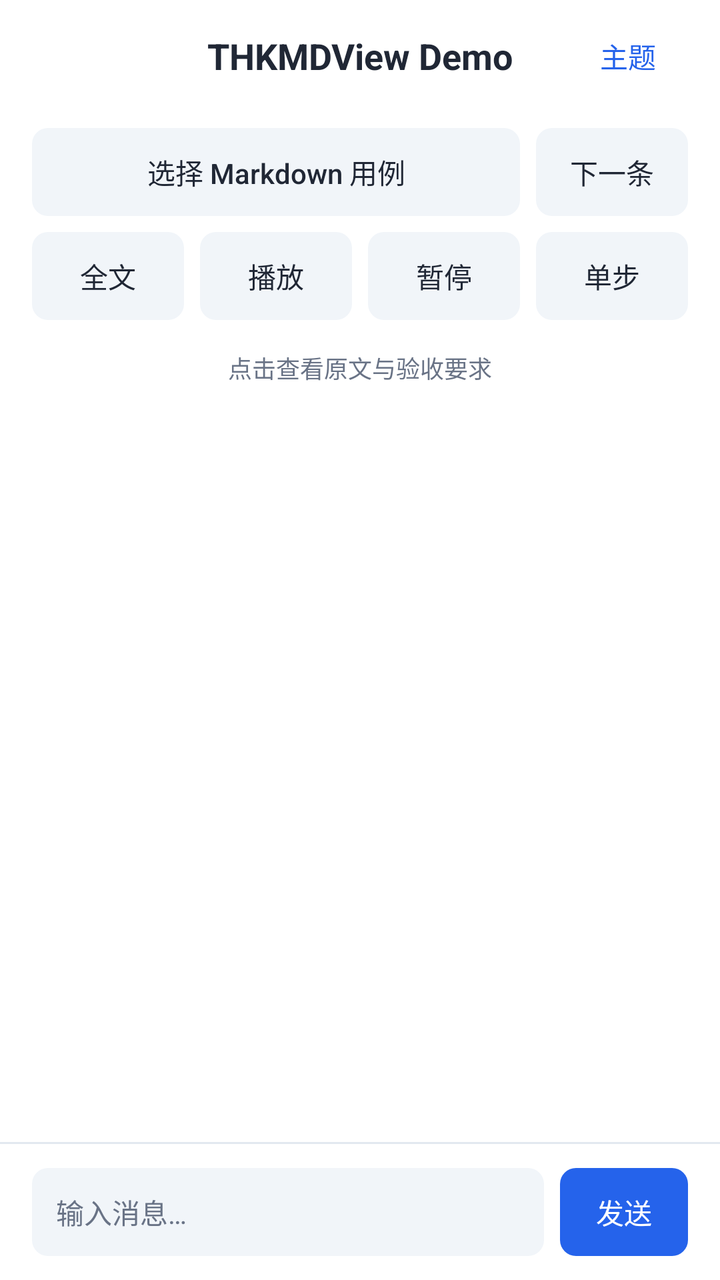
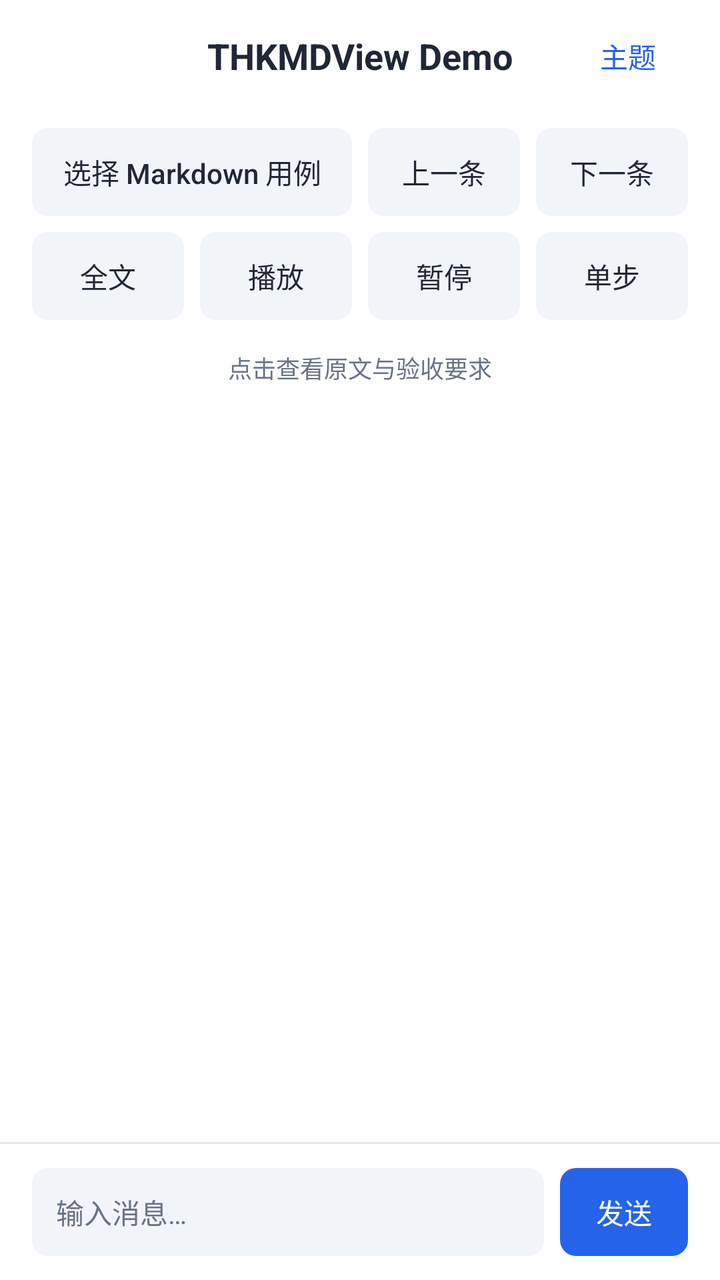

The first picture is an Android layout as it rendered before a commit; the second is the same layout after the commit. The layout source and the unified diff follow.
<!-- AndroidManifest.xml: application theme Theme.THKMDViewSample -->
<!-- res/layout/activity_main.xml -->
<?xml version="1.0" encoding="utf-8"?>
<androidx.constraintlayout.widget.ConstraintLayout xmlns:android="http://schemas.android.com/apk/res/android"
    xmlns:app="http://schemas.android.com/apk/res-auto"
    android:layout_width="match_parent"
    android:layout_height="match_parent">

    <FrameLayout
        android:id="@+id/toolbar"
        android:layout_width="0dp"
        android:layout_height="56dp"
        android:background="@color/demo_surface"
        android:elevation="0dp"
        app:layout_constraintTop_toTopOf="parent"
        app:layout_constraintStart_toStartOf="parent"
        app:layout_constraintEnd_toEndOf="parent">
        <TextView android:layout_width="match_parent" android:layout_height="match_parent" android:layout_marginHorizontal="80dp" android:gravity="center" android:text="@string/app_title" android:textSize="@dimen/demo_title" android:textColor="@color/demo_ink" android:textStyle="bold" android:maxLines="1" android:ellipsize="end" />
        <androidx.appcompat.widget.AppCompatButton android:id="@+id/themeButton" style="@style/DemoButton" android:layout_width="60dp" android:layout_height="44dp" android:layout_gravity="end|center_vertical" android:layout_marginEnd="16dp" android:background="@android:color/transparent" android:textColor="@color/demo_accent" android:text="主题" />
    </FrameLayout>

    <LinearLayout
        android:id="@+id/fixtureControls"
        android:layout_width="0dp"
        android:layout_height="wrap_content"
        android:orientation="vertical"
        android:paddingHorizontal="16dp"
        android:paddingTop="8dp"
        app:layout_constraintTop_toBottomOf="@id/toolbar"
        app:layout_constraintStart_toStartOf="parent"
        app:layout_constraintEnd_toEndOf="parent">
        <LinearLayout android:layout_width="match_parent" android:layout_height="wrap_content" android:orientation="horizontal">
            <androidx.appcompat.widget.AppCompatButton style="@style/DemoButton" android:id="@+id/selectFixture" android:layout_width="0dp" android:layout_weight="1" android:layout_height="44dp" android:maxLines="1" android:ellipsize="end" android:text="选择 Markdown 用例" />
            <androidx.appcompat.widget.AppCompatButton style="@style/DemoButton" android:id="@+id/fixtureNext" android:layout_width="76dp" android:layout_height="44dp" android:layout_marginStart="8dp" android:enabled="false" android:text="下一条" />
        </LinearLayout>
        <LinearLayout android:layout_width="match_parent" android:layout_height="wrap_content" android:layout_marginTop="8dp" android:orientation="horizontal">
            <androidx.appcompat.widget.AppCompatButton style="@style/DemoButton" android:id="@+id/fixtureFull" android:layout_width="0dp" android:layout_weight="1" android:layout_height="44dp" android:layout_marginStart="0dp" android:text="全文" />
            <androidx.appcompat.widget.AppCompatButton style="@style/DemoButton" android:id="@+id/fixturePlay" android:layout_width="0dp" android:layout_weight="1" android:layout_height="44dp" android:layout_marginStart="8dp" android:text="播放" />
            <androidx.appcompat.widget.AppCompatButton style="@style/DemoButton" android:id="@+id/fixturePause" android:layout_width="0dp" android:layout_weight="1" android:layout_height="44dp" android:layout_marginStart="8dp" android:text="暂停" />
            <androidx.appcompat.widget.AppCompatButton style="@style/DemoButton" android:id="@+id/fixtureStep" android:layout_width="0dp" android:layout_weight="1" android:layout_height="44dp" android:layout_marginStart="8dp" android:text="单步" />
        </LinearLayout>
        <TextView android:id="@+id/fixtureStatus" android:layout_width="match_parent" android:layout_height="48dp" android:gravity="center" android:textSize="@dimen/demo_caption" android:textColor="@color/demo_muted" android:maxLines="2" android:text="点击查看原文与验收要求" />
    </LinearLayout>

    <androidx.recyclerview.widget.RecyclerView
        android:id="@+id/messageList"
        android:layout_width="0dp"
        android:layout_height="0dp"
        android:clipToPadding="false"
        android:paddingHorizontal="16dp"
        android:paddingVertical="8dp"
        app:layoutManager="androidx.recyclerview.widget.LinearLayoutManager"
        app:layout_constraintTop_toBottomOf="@id/fixtureControls"
        app:layout_constraintBottom_toTopOf="@id/inputBar"
        app:layout_constraintStart_toStartOf="parent"
        app:layout_constraintEnd_toEndOf="parent" />

    <View
        android:id="@+id/inputBarDivider"
        android:layout_width="0dp"
        android:layout_height="1dp"
        android:background="@color/demo_border"
        app:layout_constraintBottom_toTopOf="@id/inputBar"
        app:layout_constraintStart_toStartOf="parent"
        app:layout_constraintEnd_toEndOf="parent" />

    <LinearLayout
        android:id="@+id/inputBar"
        android:layout_width="0dp"
        android:layout_height="wrap_content"
        android:background="@color/demo_surface"
        android:gravity="center_vertical"
        android:orientation="horizontal"
        android:paddingHorizontal="16dp"
        android:paddingVertical="12dp"
        app:layout_constraintBottom_toBottomOf="parent"
        app:layout_constraintStart_toStartOf="parent"
        app:layout_constraintEnd_toEndOf="parent">

        <EditText
            android:id="@+id/messageInput"
            android:layout_width="0dp"
            android:layout_height="44dp"
            android:layout_weight="1"
            android:autofillHints=""
            android:background="@drawable/demo_control"
            android:textSize="@dimen/demo_font"
            android:textColor="@color/demo_ink"
            android:textColorHint="@color/demo_muted"
            android:singleLine="true"
            android:hint="@string/message_input_hint"
            android:imeOptions="actionSend"
            android:inputType="textCapSentences"
            android:maxLines="1"
            android:paddingHorizontal="12dp"
            android:paddingVertical="10dp" />

        <androidx.appcompat.widget.AppCompatButton style="@style/DemoButton"
            android:id="@+id/sendButton"
            android:layout_width="64dp"
            android:layout_height="44dp"
            android:layout_marginStart="8dp"
            android:background="@drawable/demo_primary"
            android:textColor="@color/demo_surface"
            android:text="@string/send" />

    </LinearLayout>

</androidx.constraintlayout.widget.ConstraintLayout>
<!-- resources referenced by this layout -->
<resources>
  <color name="demo_accent">#2563EB</color>
  <color name="demo_border">#E2E8F0</color>
  <color name="demo_ink">#202735</color>
  <color name="demo_muted">#697386</color>
  <color name="demo_surface">#FFFFFF</color>
  <dimen name="demo_caption">12sp</dimen>
  <dimen name="demo_font">14sp</dimen>
  <dimen name="demo_title">18sp</dimen>
  <!-- drawable demo_control (drawable) -->
  <shape xmlns:android="http://schemas.android.com/apk/res/android">
      <solid android:color="@color/demo_soft" />
      <corners android:radius="8dp" />
  </shape>
  <!-- drawable demo_primary (drawable) -->
  <shape xmlns:android="http://schemas.android.com/apk/res/android">
      <solid android:color="@color/demo_accent" />
      <corners android:radius="8dp" />
  </shape>
  <string name="app_title">THKMDView Demo</string>
  <string name="message_input_hint">输入消息…</string>
  <string name="send">发送</string>
  <style name="DemoButton" parent="Widget.AppCompat.Button">
          <item name="android:background">@drawable/demo_control</item>
          <item name="backgroundTint">@null</item>
          <item name="android:textColor">@color/demo_ink</item>
          <item name="android:textSize">@dimen/demo_font</item>
          <item name="android:textAllCaps">false</item>
          <item name="android:fontFamily">sans-serif-medium</item>
          <item name="android:minWidth">0dp</item>
          <item name="android:minHeight">0dp</item>
          <item name="android:padding">0dp</item>
          <item name="android:elevation">0dp</item>
          <item name="android:stateListAnimator">@null</item>
      </style>
  <style name="Theme.THKMDViewSample" parent="Theme.MaterialComponents.Light.NoActionBar">
          <item name="colorPrimary">@color/demo_accent</item>
          <item name="colorSecondary">@color/demo_accent</item>
          <item name="android:windowBackground">@color/demo_surface</item>
          <item name="android:statusBarColor">@color/demo_surface</item>
          <item name="android:navigationBarColor">@color/demo_surface</item>
          <item name="android:windowLightStatusBar">true</item>
          <item name="android:windowLightNavigationBar">true</item>
      </style>
  <color name="demo_soft">#F1F5F9</color>
</resources>

<!-- the commit's change to res/layout/activity_main.xml (unified diff, before → after) -->
@@ -29,6 +29,7 @@
         app:layout_constraintEnd_toEndOf="parent">
         <LinearLayout android:layout_width="match_parent" android:layout_height="wrap_content" android:orientation="horizontal">
             <androidx.appcompat.widget.AppCompatButton style="@style/DemoButton" android:id="@+id/selectFixture" android:layout_width="0dp" android:layout_weight="1" android:layout_height="44dp" android:maxLines="1" android:ellipsize="end" android:text="选择 Markdown 用例" />
+            <androidx.appcompat.widget.AppCompatButton style="@style/DemoButton" android:id="@+id/fixturePrevious" android:layout_width="76dp" android:layout_height="44dp" android:layout_marginStart="8dp" android:enabled="false" android:text="上一条" />
             <androidx.appcompat.widget.AppCompatButton style="@style/DemoButton" android:id="@+id/fixtureNext" android:layout_width="76dp" android:layout_height="44dp" android:layout_marginStart="8dp" android:enabled="false" android:text="下一条" />
         </LinearLayout>
         <LinearLayout android:layout_width="match_parent" android:layout_height="wrap_content" android:layout_marginTop="8dp" android:orientation="horizontal">
